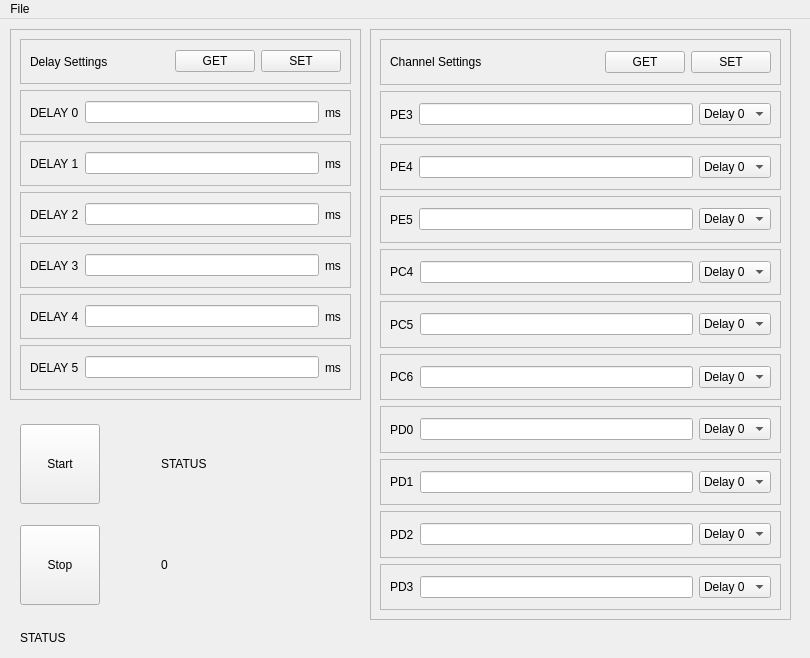
Before: the Qt Designer form mainwindow.ui in dungducphan/UT3_TriggerBox_HostGUI, drawn with Qt 5.
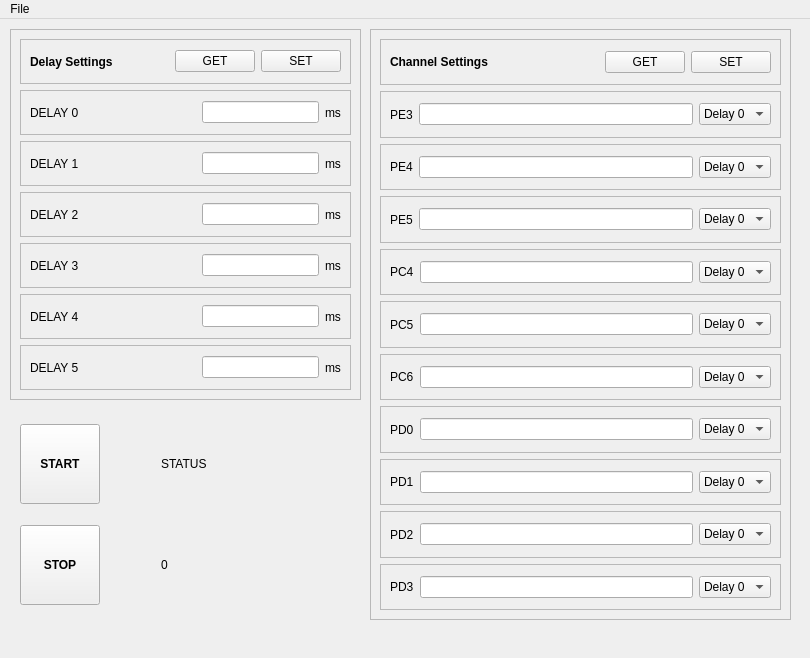
After: the same form once the commit is applied.

Commit message: Write DELAY values to the ChickenBox.

What changed in the file:
```diff
--- a/mainwindow.ui
+++ b/mainwindow.ui
@@ -65,6 +65,11 @@
             <height>30</height>
            </size>
           </property>
+          <property name="font">
+           <font>
+            <bold>true</bold>
+           </font>
+          </property>
           <property name="text">
            <string>Delay Settings</string>
           </property>
@@ -116,6 +121,19 @@
           </property>
          </widget>
         </item>
+        <item>
+         <spacer name="horizontalSpacer">
+          <property name="orientation">
+           <enum>Qt::Horizontal</enum>
+          </property>
+          <property name="sizeHint" stdset="0">
+           <size>
+            <width>40</width>
+            <height>20</height>
+           </size>
+          </property>
+         </spacer>
+        </item>
         <item>
          <widget class="QLineEdit" name="lineEdit_Delay0">
           <property name="toolTip">
@@ -149,6 +167,19 @@
           </property>
          </widget>
         </item>
+        <item>
+         <spacer name="horizontalSpacer_2">
+          <property name="orientation">
+           <enum>Qt::Horizontal</enum>
+          </property>
+          <property name="sizeHint" stdset="0">
+           <size>
+            <width>40</width>
+            <height>20</height>
+           </size>
+          </property>
+         </spacer>
+        </item>
         <item>
          <widget class="QLineEdit" name="lineEdit_Delay1">
           <property name="toolTip">
@@ -182,6 +213,19 @@
           </property>
          </widget>
         </item>
+        <item>
+         <spacer name="horizontalSpacer_3">
+          <property name="orientation">
+           <enum>Qt::Horizontal</enum>
+          </property>
+          <property name="sizeHint" stdset="0">
+           <size>
+            <width>40</width>
+            <height>20</height>
+           </size>
+          </property>
+         </spacer>
+        </item>
         <item>
          <widget class="QLineEdit" name="lineEdit_Delay2">
           <property name="toolTip">
@@ -215,6 +259,19 @@
           </property>
          </widget>
         </item>
+        <item>
+         <spacer name="horizontalSpacer_4">
+          <property name="orientation">
+           <enum>Qt::Horizontal</enum>
+          </property>
+          <property name="sizeHint" stdset="0">
+           <size>
+            <width>40</width>
+            <height>20</height>
+           </size>
+          </property>
+         </spacer>
+        </item>
         <item>
          <widget class="QLineEdit" name="lineEdit_Delay3">
           <property name="toolTip">
@@ -248,6 +305,19 @@
           </property>
          </widget>
         </item>
+        <item>
+         <spacer name="horizontalSpacer_5">
+          <property name="orientation">
+           <enum>Qt::Horizontal</enum>
+          </property>
+          <property name="sizeHint" stdset="0">
+           <size>
+            <width>40</width>
+            <height>20</height>
+           </size>
+          </property>
+         </spacer>
+        </item>
         <item>
          <widget class="QLineEdit" name="lineEdit_Delay4">
           <property name="toolTip">
@@ -281,6 +351,19 @@
           </property>
          </widget>
         </item>
+        <item>
+         <spacer name="horizontalSpacer_6">
+          <property name="orientation">
+           <enum>Qt::Horizontal</enum>
+          </property>
+          <property name="sizeHint" stdset="0">
+           <size>
+            <width>40</width>
+            <height>20</height>
+           </size>
+          </property>
+         </spacer>
+        </item>
         <item>
          <widget class="QLineEdit" name="lineEdit_Delay5">
           <property name="toolTip">
@@ -333,6 +416,11 @@
             <height>30</height>
            </size>
           </property>
+          <property name="font">
+           <font>
+            <bold>true</bold>
+           </font>
+          </property>
           <property name="text">
            <string>Channel Settings</string>
           </property>
@@ -1025,8 +1113,13 @@
          <height>80</height>
         </size>
        </property>
+       <property name="font">
+        <font>
+         <bold>true</bold>
+        </font>
+       </property>
        <property name="text">
-        <string>Stop</string>
+        <string>STOP</string>
        </property>
       </widget>
      </item>
@@ -1038,8 +1131,13 @@
          <height>80</height>
         </size>
        </property>
+       <property name="font">
+        <font>
+         <bold>true</bold>
+        </font>
+       </property>
        <property name="text">
-        <string>Start</string>
+        <string>START</string>
        </property>
       </widget>
      </item>
@@ -1071,19 +1169,6 @@
      </item>
     </layout>
    </widget>
-   <widget class="QLabel" name="label_StatusBar">
-    <property name="geometry">
-     <rect>
-      <x>20</x>
-      <y>610</y>
-      <width>771</width>
-      <height>17</height>
-     </rect>
-    </property>
-    <property name="text">
-     <string>STATUS</string>
-    </property>
-   </widget>
   </widget>
   <widget class="QMenuBar" name="menubar">
    <property name="geometry">
```
The commit also changes 2 other files.
